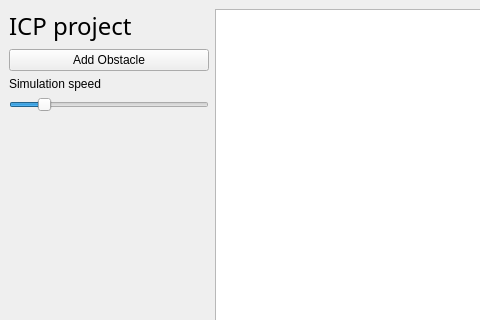
This is src/mainwindow.ui in jakubvsetecka/autonomous-robot-simulation as Qt 5 draws it before an edit; both pictures show x 0 to 480 and y 0 to 320 of the 800 by 600 pixel window. The edited form follows.
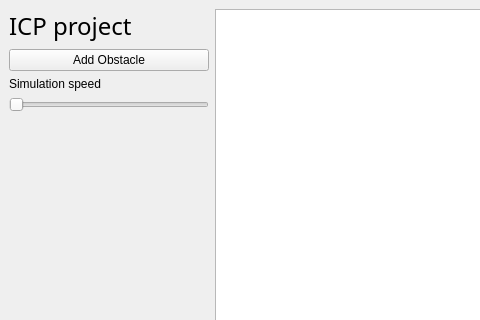
This is the edited form. Custom widgets are drawn as their Qt base class.

Commit message: feat: :zap: improve sim speed slider

What changed in the file:
```diff
--- a/src/mainwindow.ui
+++ b/src/mainwindow.ui
@@ -53,10 +53,10 @@
          </size>
         </property>
         <property name="maximum">
-         <number>40</number>
+                                    <number>100</number>
         </property>
         <property name="value">
-         <number>6</number>
+                                    <number>0</number>
         </property>
         <property name="orientation">
          <enum>Qt::Horizontal</enum>
```
Lines whose indentation alone changed are shown as unchanged. The commit also changes 4 other files.
